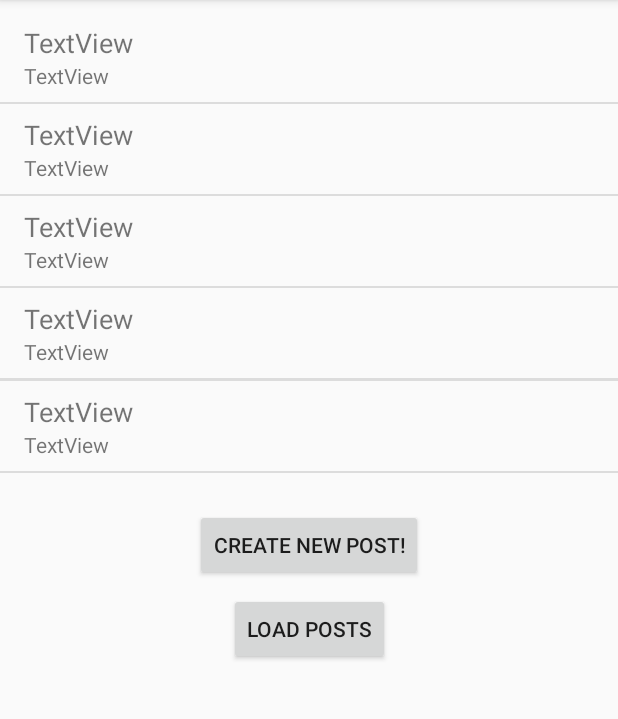
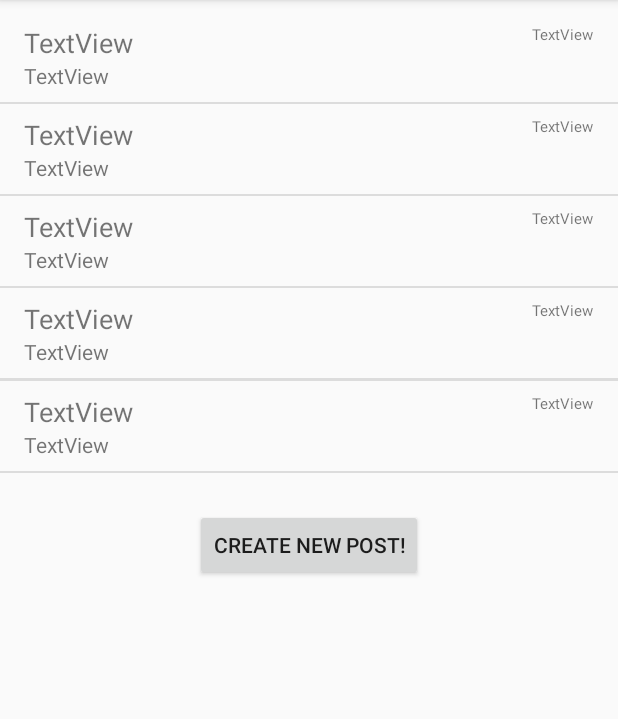
Before and after one commit to adamobrien4/SocialMediaApp_Assignment2, an Android app: the PostFeedActivity screen opened directly, with no data from a screen before it, on a phone screen of 412 x 824 dp, the part 84-803 px from its top. Run offline under Robolectric (Android 15) with nearby library versions, the phone set to English and light mode, and no system bars; our stand-ins replace Firebase (no records; nobody signed in at launch, a user with empty details on screens opened directly).

Commit message:
Retrieving posts from correct collection Added post age functionality on PostFeedActivity Activity

```diff
--- a/app/src/main/res/layout/activity_post_feed.xml
+++ b/app/src/main/res/layout/activity_post_feed.xml
@@ -165,15 +165,59 @@
         app:layout_constraintStart_toStartOf="parent"
         app:layout_constraintTop_toBottomOf="@+id/message5" />
 
-    <Button
-        android:id="@+id/load_posts_button"
+    <TextView
+        android:id="@+id/time1"
+        android:layout_width="wrap_content"
+        android:layout_height="wrap_content"
+        android:layout_marginTop="16dp"
+        android:layout_marginEnd="16dp"
+        android:text="TextView"
+        android:textSize="10sp"
+        app:layout_constraintEnd_toEndOf="parent"
+        app:layout_constraintTop_toTopOf="parent" />
+
+    <TextView
+        android:id="@+id/time2"
         android:layout_width="wrap_content"
         android:layout_height="wrap_content"
         android:layout_marginTop="8dp"
-        android:onClick="getPosts"
-        android:text="Load Posts"
+        android:layout_marginEnd="16dp"
+        android:text="TextView"
+        android:textSize="10sp"
         app:layout_constraintEnd_toEndOf="parent"
-        app:layout_constraintStart_toStartOf="parent"
-        app:layout_constraintTop_toBottomOf="@+id/create_post_button" />
+        app:layout_constraintTop_toBottomOf="@+id/divider" />
+
+    <TextView
+        android:id="@+id/time3"
+        android:layout_width="wrap_content"
+        android:layout_height="wrap_content"
+        android:layout_marginTop="8dp"
+        android:layout_marginEnd="16dp"
+        android:text="TextView"
+        android:textSize="10sp"
+        app:layout_constraintEnd_toEndOf="parent"
+        app:layout_constraintTop_toBottomOf="@+id/divider2" />
+
+    <TextView
+        android:id="@+id/time4"
+        android:layout_width="wrap_content"
+        android:layout_height="wrap_content"
+        android:layout_marginTop="8dp"
+        android:layout_marginEnd="16dp"
+        android:text="TextView"
+        android:textSize="10sp"
+        app:layout_constraintEnd_toEndOf="parent"
+        app:layout_constraintTop_toBottomOf="@+id/divider3" />
+
+    <TextView
+        android:id="@+id/time5"
+        android:layout_width="wrap_content"
+        android:layout_height="wrap_content"
+        android:layout_marginTop="8dp"
+        android:layout_marginEnd="16dp"
+        android:text="TextView"
+        android:textSize="10sp"
+        app:layout_constraintEnd_toEndOf="parent"
+        app:layout_constraintTop_toBottomOf="@+id/divider4" />
 
 </androidx.constraintlayout.widget.ConstraintLayout>
```
Also changed, not shown: app/src/main/java/ie/ul/socialmediaappassignment2/PostFeedActivity.java (+43 -14 lines).
